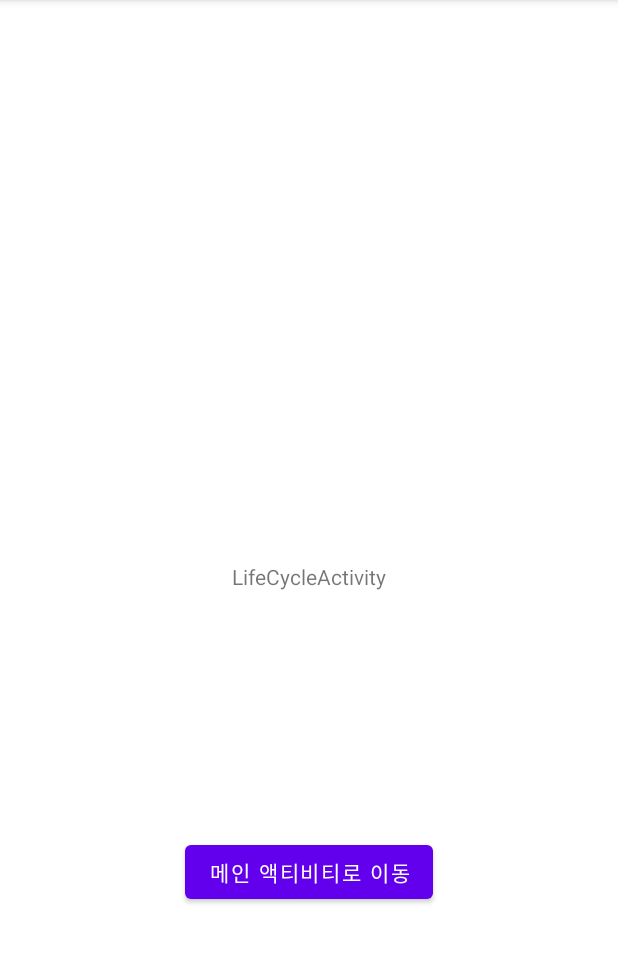
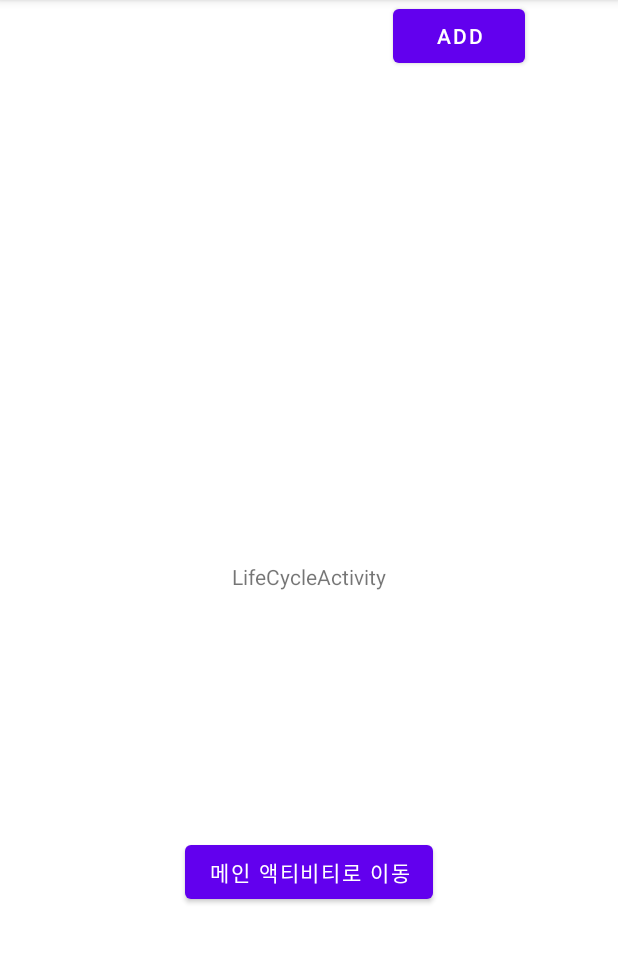
Before and after one commit to kldaji/android-experiment, an Android app: the screen it shows after launch (LifeCycleActivity), on a phone screen of 412 x 824 dp, the part 84-1047 px from its top. Run offline under Robolectric (Android 15) with nearby library versions, the phone set to English and light mode, and no system bars.

Commit message:
#1 feat: 프래그먼트 생명주기 확인을 위한 프래그먼트 생성 및 액티비티에 프래그먼트 뷰 생성

```diff
--- a/app/src/main/res/layout/activity_lifecycle.xml
+++ b/app/src/main/res/layout/activity_lifecycle.xml
@@ -5,6 +5,22 @@
     android:layout_width="match_parent"
     android:layout_height="match_parent"
     tools:context=".lifecycle.LifeCycleActivity">
+
+    <androidx.fragment.app.FragmentContainerView
+        android:id="@+id/fragment1_lifecycle"
+        android:layout_width="200dp"
+        android:layout_height="200dp"
+        app:layout_constraintStart_toStartOf="parent"
+        app:layout_constraintTop_toTopOf="parent" />
+
+    <Button
+        android:id="@+id/btn_lifecycle_add_fragment"
+        android:layout_width="wrap_content"
+        android:layout_height="wrap_content"
+        android:text="@string/lifecycle_activity_add_fragment"
+        app:layout_constraintEnd_toEndOf="parent"
+        app:layout_constraintStart_toEndOf="@id/fragment1_lifecycle"
+        app:layout_constraintTop_toTopOf="parent" />
 
     <TextView
         android:id="@+id/tv_lifecycle"
--- a/app/src/main/res/values/strings.xml
+++ b/app/src/main/res/values/strings.xml
@@ -1,5 +1,9 @@
 <resources>
     <string name="app_name">android-experiment</string>
+
     <string name="lifecycle_activity_title">LifeCycleActivity</string>
     <string name="lifecycle_activity_navigate_button">메인 액티비티로 이동</string>
+    <string name="lifecycle_activity_add_fragment">ADD</string>
+
+    <string name="lifecycle_fragment_title">LifeCycle Fragment</string>
 </resources>
```
Also changed, not shown: app/src/main/java/com/kldaji/android_experiment/lifecycle/LifeCycleFragment.kt (added, +86 -0 lines), app/src/main/res/layout/fragment_lifecycle.xml (added, +18 -0 lines).
